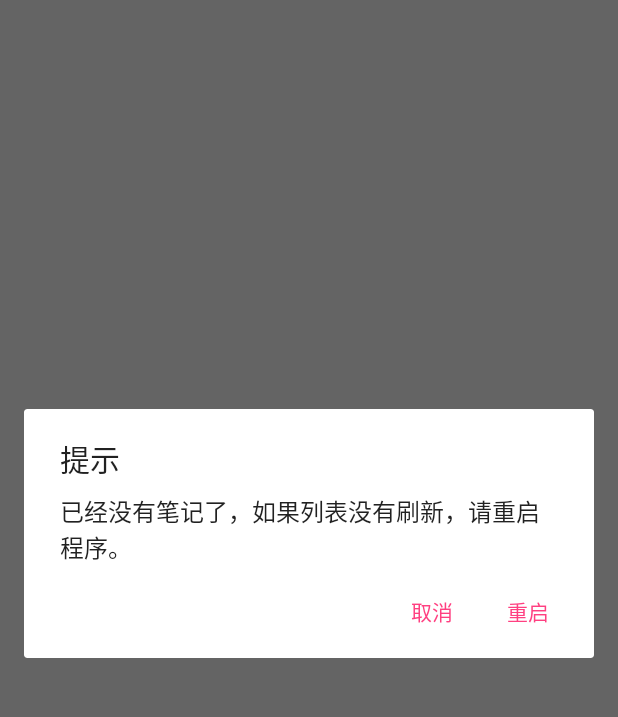
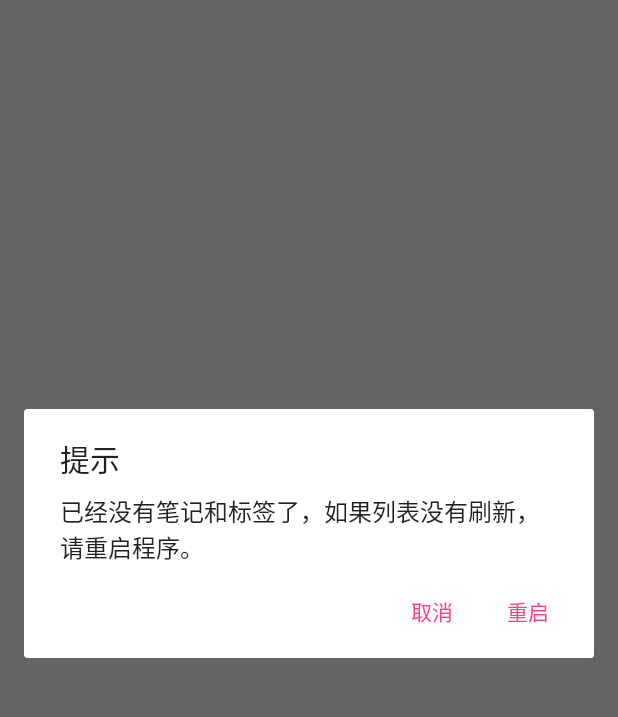
Before and after one commit to NormanZyq/Kami-Note, an Android app: the screen it shows after launch (MainActivity), after a tap on "删除全部", on a phone screen of 412 x 824 dp, the part 84-801 px from its top. Run offline under Robolectric (Android 15) with nearby library versions, the phone set to English and light mode, and no system bars; libraries missing offline, so code that uses them is left out: org.litepal.crud; 5 statements that could not run were skipped.

Commit message:
已修复不显示标签的问题，具体功能还没做

```diff
--- a/app/src/main/java/com/example/zyq/kaminotetest/MainActivity.java
+++ b/app/src/main/java/com/example/zyq/kaminotetest/MainActivity.java
@@ -4,6 +4,7 @@ import android.content.Context;
 import android.content.DialogInterface;
 import android.content.Intent;
 import android.os.Bundle;
+import android.service.autofill.Dataset;
 import android.support.design.widget.BottomNavigationView;
 import android.support.design.widget.Snackbar;
 import android.support.v4.view.GravityCompat;
@@ -44,21 +45,19 @@ import java.util.List;
 public class MainActivity extends AppCompatActivity {
     private static final String ACTIVITY_TAG = "MainActivity";  //打印日志的TAG
 
-    //private:
     private DrawerLayout mDrawerLayout;         //滑动菜单
     private TextView tv_noMore;                 //没有更多内容的文本
     private long mExitTime = 0;                 //记录点击返回按钮的时间
     private LinearLayout mainView;
-//    private ArrayAdapter<Label> labelArrayAdapter;
-    private Menu labelMenu;
+    private LabelAdapter labelListAdapter;
 
-    //public:
     public static List<MyNote> mNote;           //保存note的列表
     public static List<Label> mLabel;           //
     public static int notePosition;             //记录笔记位置
     public RecyclerView noteListView;           //RecyclerView 的note 列表
     public ListView labelListView;
     public static int longClickPosition = 0;    //
+//    public RecyclerView labelListView2;
 
 //    private BottomNavigationView.OnNavigationItemSelectedListener mOnNavigationItemSelectedListener
 //            = new BottomNavigationView.OnNavigationItemSelectedListener() {
@@ -86,9 +85,6 @@ public class MainActivity extends AppCompatActivity {
     protected void onCreate(Bundle savedInstanceState) {
         super.onCreate(savedInstanceState);
         setContentView(R.layout.activity_main);
-//        List<MyNote> mNoteTemp;
-//        getMenuInflater().inflate(R.menu.main,menu);
-        getMenuInflater().inflate(R.menu.nav_menu, labelMenu);
 
         mainView = findViewById(R.id.main_linear_layout);
 
@@ -99,7 +95,7 @@ public class MainActivity extends AppCompatActivity {
         tv_noMore = findViewById(R.id.no_more); //没有更多内容
         mDrawerLayout = findViewById(R.id.drawer_layout);   //滑动菜单
         noteListView = findViewById(R.id.note_list);    //note列表
-        labelListView = findViewById(R.id.label_list);
+        labelListView = findViewById(R.id.label_list2);
 
         //设置toolbar的左侧菜单为显示状态
         ActionBar actionBar = getSupportActionBar();
@@ -110,7 +106,7 @@ public class MainActivity extends AppCompatActivity {
 
         mLabel = DataSupport.findAll(Label.class);
 
-        //从数据库中读取存在的笔记，临时保存
+        //从数据库中读取存在的笔记
 //        mNoteTemp = DataSupport.findAll(MyNote.class);
         mNote = DataSupport.findAll(MyNote.class);
         mLabel = DataSupport.findAll(Label.class);
@@ -124,13 +120,14 @@ public class MainActivity extends AppCompatActivity {
             tv_noMore.setVisibility(View.VISIBLE);
         }
         if (mLabel.size() != 0) {
+//            refreshLabelListView(labelListView2);   //刷新
             refreshLabelListView(labelListView);
         } else {
             mLabel = new ArrayList<>();
         }
 
         for (Label label : mLabel) {
-            System.out.println(">>>>>>" + label.getLabelName());
+            System.out.println(">>>>>" + label.getLabelName());
         }
 
     }
@@ -185,22 +182,22 @@ public class MainActivity extends AppCompatActivity {
         }
     }
 
+    public void refreshLabelListView(ArrayAdapter<Label> labelListAdapter, ListView labelList) {
+        if (labelList != null) {
+            labelListAdapter = new ArrayAdapter<>(MainActivity.this, R.layout.label_item, mLabel);
+            labelList.setAdapter(labelListAdapter);
+        }
+    }
+
     public void refreshLabelListView(ListView listView) {
         if (listView != null) {
-            ArrayAdapter<Label> adapter = new ArrayAdapter<>(MainActivity.this, R.layout.label_item, mLabel);
+//            ArrayAdapter<Label> adapter = new ArrayAdapter<>(MainActivity.this, R.layout.label_item, mLabel);
+            LabelAdapter adapter = new LabelAdapter(this, R.layout.label_item, mLabel);
             listView.setChoiceMode(AbsListView.CHOICE_MODE_SINGLE);
             listView.setAdapter(adapter);
         }
     }
 
-    public void refreshLabelListView(RecyclerView recyclerView) {
-        if (recyclerView != null) {
-            LinearLayoutManager layoutManager = new LinearLayoutManager(this);
-            recyclerView.setLayoutManager(layoutManager);
-            LabelAdapter labelAdapter = new LabelAdapter(mLabel, MainActivity.this);
-            recyclerView.setAdapter(labelAdapter);
-        }
-    }
 
     //应用toolbar
     public boolean onCreateOptionsMenu(Menu menu) {
@@ -213,10 +210,10 @@ public class MainActivity extends AppCompatActivity {
     public boolean onOptionsItemSelected(MenuItem item) {
         switch (item.getItemId()) {
             case R.id.delete_all:   //点击了垃圾桶时
-                if (mNote.size() == 0) {
+                if (mNote.size() == 0 && mLabel.size() == 0) {
                     AlertDialog.Builder dialog = buildAlertDialog(MainActivity.this,
                             "提示",
-                            "已经没有笔记了，如果列表没有刷新，请重启程序。");
+                            "已经没有笔记和标签了，如果列表没有刷新，请重启程序。");
                     dialog.setPositiveButton("重启", new DialogInterface.OnClickListener() {
                         @Override
                         public void onClick(DialogInterface dialog, int which) {
@@ -227,13 +224,16 @@ public class MainActivity extends AppCompatActivity {
                     dialog.show();
                 } else {
                     AlertDialog.Builder dialog = buildAlertDialog(MainActivity.this,
-                            "提示", "这个功能仅供开发者测试\n是否删除所有内容？");
+                            "提示", "这个功能仅供开发者测试\n是否删除所有内容（包括标签）？");
                     dialog.setPositiveButton("是", new DialogInterface.OnClickListener() {
                         @Override
                         public void onClick(DialogInterface dialog, int which) {
                             DataSupport.deleteAll(MyNote.class);    //删除所有note
+                            DataSupport.deleteAll(Label.class);     //删除所有标签
                             mNote = DataSupport.findAll(MyNote.class);  //重置mNote（可能可以省略）
+                            mLabel = DataSupport.findAll(Label.class);
                             refreshNoteListView(noteListView);
+                            refreshLabelListView(labelListView);
                             MyToast.makeText(MainActivity.this, "删除成功", Toast.LENGTH_SHORT).show();
                         }
                     });
@@ -272,9 +272,6 @@ public class MainActivity extends AppCompatActivity {
                 });
                 builder.setNegativeButton("取消", null);
                 builder.show();
-
-                //添加标签的逻辑
-                //TODO
                 break;
 
             case android.R.id.home: //点击左上角菜单键来启动滑动菜单
@@ -282,10 +279,10 @@ public class MainActivity extends AppCompatActivity {
                 break;
 
 //            以下注释的代码尚未完成
-            case R.id.user_name:
-            case R.id.useLogo:
-
-                break;
+//            case R.id.user_name:
+//            case R.id.useLogo:
+//
+//                break;
 
 //            case R.id.nav_call:
 //                if (mNote.size() != 0) {
--- a/app/src/main/res/layout/activity_main.xml
+++ b/app/src/main/res/layout/activity_main.xml
@@ -1,5 +1,6 @@
 <?xml version="1.0" encoding="utf-8"?>
-<android.support.v4.widget.DrawerLayout xmlns:android="http://schemas.android.com/apk/res/android"
+<android.support.v4.widget.DrawerLayout
+    xmlns:android="http://schemas.android.com/apk/res/android"
     xmlns:app="http://schemas.android.com/apk/res-auto"
     xmlns:tools="http://schemas.android.com/tools"
     android:id="@+id/drawer_layout"
@@ -10,16 +11,6 @@
     android:clickable="true"
     android:focusable="true"
     android:orientation="vertical">
-
-    <android.support.design.widget.NavigationView
-        android:id="@+id/nav_view"
-        android:layout_width="match_parent"
-        android:layout_height="match_parent"
-        android:layout_gravity="start"
-        app:menu="@menu/nav_menu"
-        app:headerLayout="@layout/nav_header">
-    </android.support.design.widget.NavigationView>
-
 
     <LinearLayout
         android:id="@+id/main_linear_layout"
@@ -42,7 +33,7 @@
             android:layout_height="match_parent"
             android:textSize="30sp"
             android:textColor="#2f000000"
-            android:text="没有更多内容"
+            android:text="@string/no_more"
             android:visibility="gone"
             android:layout_gravity="center"
             android:gravity="center"/>
@@ -62,7 +53,73 @@
             <!--android:layout_gravity="bottom"-->
             <!--android:background="?android:attr/windowBackground"-->
             <!--app:menu="@menu/navigation" />-->
+
+
     </LinearLayout>
+
+    <!--app:menu="@menu/nav_menu"-->
+    <android.support.design.widget.NavigationView
+        android:id="@+id/nav_view"
+        android:layout_width="match_parent"
+        android:layout_height="match_parent"
+        android:layout_gravity="start"
+        app:headerLayout="@layout/nav_header">
+        <LinearLayout
+            android:layout_width="match_parent"
+            android:layout_height="match_parent"
+            android:layout_marginBottom="55dp"
+            android:orientation="vertical">
+            <View
+                android:layout_width="match_parent"
+                android:layout_height="200dp"
+                android:padding="10dp"
+                android:visibility="invisible"
+                android:clickable="false"
+                android:focusable="false">
+            </View>
+
+            <ListView
+                android:id="@+id/label_list2"
+                android:layout_width="match_parent"
+                android:layout_height="0dp"
+                android:layout_weight="1"
+                android:scrollbars="none">
+            </ListView>
+
+        </LinearLayout>
+
+        <LinearLayout
+            android:layout_width="match_parent"
+            android:layout_height="55dp"
+            android:layout_gravity="bottom"
+            android:background="#ffffff"
+            android:orientation="horizontal">
+
+            <ImageView
+                android:id="@+id/image_settings"
+                android:src="@drawable/ic_settings"
+                android:layout_width="30dp"
+                android:layout_height="30dp"
+                android:contentDescription="TODO"
+                android:layout_marginStart="20dp"
+                android:layout_gravity="center"
+                android:layout_marginLeft="20dp" />
+
+            <TextView
+                android:layout_width="match_parent"
+                android:layout_height="match_parent"
+                android:clickable="true"
+                android:focusable="true"
+                android:text="设置"
+                android:textSize="20sp"
+                android:gravity="center_vertical"
+                android:layout_marginLeft="30sp"
+                android:layout_marginStart="30sp" />
+
+        </LinearLayout>
+
+    </android.support.design.widget.NavigationView>
+
 
 
 
--- a/app/src/main/res/layout/label_item.xml
+++ b/app/src/main/res/layout/label_item.xml
@@ -7,10 +7,12 @@
     <TextView
         android:id="@+id/label_name"
         android:layout_width="match_parent"
-        android:layout_height="45dp"
+        android:layout_height="55dp"
         android:textStyle="bold"
         android:textSize="20sp"
-        />
+        android:layout_marginLeft="30sp"
+        android:layout_marginStart="30sp"
+        android:gravity="center_vertical"/>
 
     <!--android:layout_marginLeft="20dp"-->
     <!--android:layout_marginStart="20dp"-->
--- a/app/src/main/res/menu/nav_menu.xml
+++ b/app/src/main/res/menu/nav_menu.xml
@@ -31,4 +31,9 @@
 
     <!--</group>-->
 
+    <item
+        android:id="@+id/nav_settings"
+        android:icon="@drawable/ic_settings"
+        android:title="设置"/>
+
 </menu>
--- a/app/src/main/res/values/strings.xml
+++ b/app/src/main/res/values/strings.xml
@@ -9,4 +9,5 @@
     <string name="please_enter_title">请输入标题</string>
     <string name="please_enter_content">请输入内容</string>
     <string name="finish">完成</string>
+    <string name="no_more">没有更多内容</string>
 </resources>
```
Also changed, not shown: app/src/main/java/com/example/zyq/kaminotetest/LabelAdapter.java (+25 -46 lines), app/src/main/res/layout/nav_header.xml (+8 -6 lines), app/src/main/res/drawable-xxhdpi/ic_settings.png (added). Lines whose indentation alone changed are shown as unchanged.
